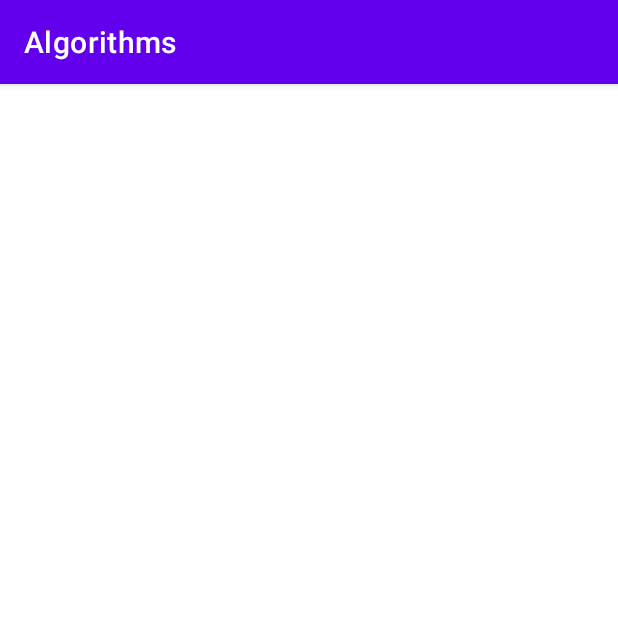
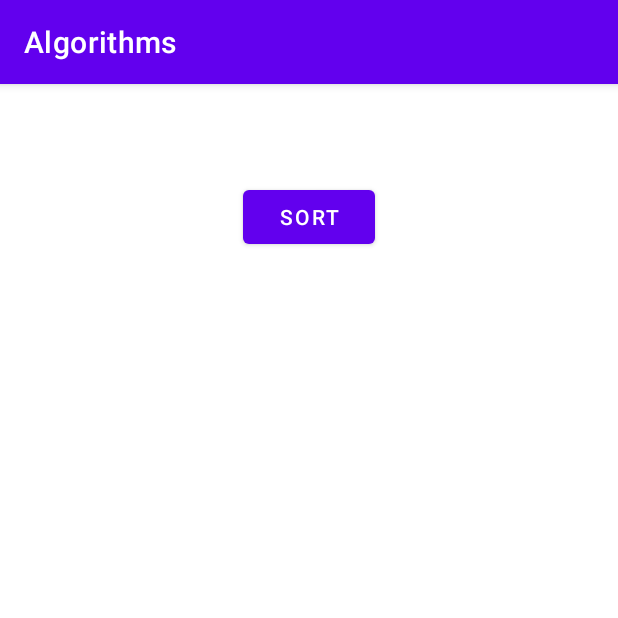
Before and after one commit to kaszabimre/intro-algorithms, an Android app: the DetailsFragment screen opened through its navigation route, on a phone screen of 412 x 824 dp, the top half of it. Run offline under Robolectric (Android 15) with nearby library versions, the phone set to English and light mode, and no system bars; our stand-ins replace Dagger/Hilt's generated code, data binding; 2 statements that could not run were skipped.

Commit message:
feat: implement algorithms services

```diff
--- /dev/null
+++ b/app/src/main/java/io/imrekaszab/algorithms/data/model/AlgorithmHolder.kt
@@ -0,0 +1,24 @@
+package io.imrekaszab.algorithms.data.model
+
+import kotlinx.coroutines.flow.MutableStateFlow
+import kotlinx.coroutines.flow.transform
+import javax.inject.Inject
+import javax.inject.Singleton
+
+@Singleton
+class AlgorithmHolder @Inject internal constructor() {
+
+    private val stateFlow = MutableStateFlow<Algorithm?>(null)
+
+    fun setItem(item: Algorithm) {
+        stateFlow.tryEmit(item)
+    }
+
+    fun getItemFlow() = stateFlow.transform { value ->
+        if (value != null) {
+            emit(value)
+        }
+    }
+
+    fun getItem() = stateFlow.value
+}
--- a/app/src/main/java/io/imrekaszab/algorithms/data/model/BubbleSort.kt
+++ b/app/src/main/java/io/imrekaszab/algorithms/data/model/BubbleSort.kt
@@ -2,10 +2,20 @@ package io.imrekaszab.algorithms.data.model
 
 import androidx.annotation.StringRes
 import io.imrekaszab.algorithms.R
+import kotlinx.coroutines.flow.MutableStateFlow
 
-class BubbleSort : SortAlgorithm() {
-    override val type = AlgorithmType.SORT
+class BubbleSort(array: IntArray) : SortAlgorithm(array) {
+    @StringRes
+    override val titleResId = R.string.algorithm_list_item_bubble
 
-    @get:StringRes
-    override val titleResId = R.string.algorithm_list_item_bubble
+    override suspend fun sort(outputFlow: MutableStateFlow<String>) {
+        for (lastUnsortedIndex in intArray.size - 1 downTo 1) {
+            for (i in 0 until lastUnsortedIndex) {
+                if (intArray[i] > intArray[i + 1]) {
+                    swap(intArray, i, i + 1)
+                    printCurrentState(outputFlow)
+                }
+            }
+        }
+    }
 }
--- a/app/src/main/java/io/imrekaszab/algorithms/data/service/AlgorithmAction.kt
+++ b/app/src/main/java/io/imrekaszab/algorithms/data/service/AlgorithmAction.kt
@@ -4,5 +4,5 @@ import io.imrekaszab.algorithms.data.model.Algorithm
 
 interface AlgorithmAction {
     suspend fun select(algorithm: Algorithm)
-    suspend fun submit(algorithm: Algorithm)
+    suspend fun submit()
 }
--- a/app/src/main/java/io/imrekaszab/algorithms/data/service/AlgorithmServiceImpl.kt
+++ b/app/src/main/java/io/imrekaszab/algorithms/data/service/AlgorithmServiceImpl.kt
@@ -1,27 +1,39 @@
 package io.imrekaszab.algorithms.data.service
 
 import io.imrekaszab.algorithms.data.model.Algorithm
-import io.imrekaszab.algorithms.data.model.BubbleSort
+import io.imrekaszab.algorithms.data.model.AlgorithmHolder
+import io.imrekaszab.algorithms.data.model.SortAlgorithm
 import io.imrekaszab.algorithms.utils.flowOf
 import kotlinx.coroutines.Dispatchers
-import kotlinx.coroutines.flow.emptyFlow
+import kotlinx.coroutines.flow.Flow
+import kotlinx.coroutines.flow.MutableStateFlow
 import kotlinx.coroutines.flow.flowOn
 import kotlinx.coroutines.withContext
 import javax.inject.Inject
+import javax.inject.Singleton
 
-class AlgorithmServiceImpl @Inject constructor() : AlgorithmStore, AlgorithmAction {
-    // TODO
-    override fun getSelected() = emptyFlow<Algorithm>()
+@Singleton
+class AlgorithmServiceImpl @Inject constructor(
+    private val algorithmHolder: AlgorithmHolder,
+    private val mockAlgorithmFactory: MockAlgorithmFactory
+) : AlgorithmStore, AlgorithmAction {
+    private val outputStateFlow = MutableStateFlow("")
+    private val outputFlow: Flow<String> = outputStateFlow
 
-    // TODO
-    override fun getAlgorithmList() = flowOf { mutableListOf(BubbleSort())}
+    override fun getSelected() = algorithmHolder.getItemFlow()
+        .flowOn(Dispatchers.Default)
+
+    override fun getOutput(): Flow<String> = outputFlow
+
+    override fun getAlgorithmList() = flowOf { mockAlgorithmFactory.getAlgorithmList() }
         .flowOn(Dispatchers.Default)
 
     override suspend fun select(algorithm: Algorithm) = withContext(Dispatchers.Default) {
-        // TODO
+        algorithmHolder.setItem(algorithm)
     }
 
-    override suspend fun submit(algorithm: Algorithm) = withContext(Dispatchers.Default) {
-        // TODO
+    override suspend fun submit() = withContext(Dispatchers.Default) {
+        val algorithm = algorithmHolder.getItem()
+        (algorithm as SortAlgorithm).sort(outputStateFlow)
     }
 }
--- a/app/src/main/java/io/imrekaszab/algorithms/data/service/AlgorithmStore.kt
+++ b/app/src/main/java/io/imrekaszab/algorithms/data/service/AlgorithmStore.kt
@@ -5,5 +5,6 @@ import kotlinx.coroutines.flow.Flow
 
 interface AlgorithmStore {
     fun getSelected(): Flow<Algorithm>
+    fun getOutput(): Flow<String>
     fun getAlgorithmList(): Flow<List<Algorithm>>
 }
--- a/app/src/main/java/io/imrekaszab/algorithms/ui/DetailsFragment.kt
+++ b/app/src/main/java/io/imrekaszab/algorithms/ui/DetailsFragment.kt
@@ -12,8 +12,9 @@ import io.imrekaszab.algorithms.R
 import io.imrekaszab.algorithms.databinding.FragmentDetailsBinding
 import io.imrekaszab.algorithms.viewmodel.DetailsViewModel
 
+
 @AndroidEntryPoint
-class DetailsFragment : Fragment(R.layout.fragment_main) {
+class DetailsFragment : Fragment(R.layout.fragment_details) {
 
     private val detailsViewModel by viewModels<DetailsViewModel>()
 
@@ -27,4 +28,12 @@ class DetailsFragment : Fragment(R.layout.fragment_main) {
 
         return binding.root
     }
+
+    override fun onViewCreated(view: View, savedInstanceState: Bundle?) {
+        super.onViewCreated(view, savedInstanceState)
+
+        binding.detailsSortButton.setOnClickListener {
+            detailsViewModel.submit()
+        }
+    }
 }
--- a/app/src/main/java/io/imrekaszab/algorithms/viewmodel/DetailsViewModel.kt
+++ b/app/src/main/java/io/imrekaszab/algorithms/viewmodel/DetailsViewModel.kt
@@ -5,15 +5,26 @@ import androidx.lifecycle.asLiveData
 import dagger.hilt.android.lifecycle.HiltViewModel
 import io.imrekaszab.algorithms.data.service.AlgorithmAction
 import io.imrekaszab.algorithms.data.service.AlgorithmStore
+import io.imrekaszab.algorithms.utils.launchOnDefault
+import kotlinx.coroutines.CoroutineScope
 import kotlinx.coroutines.Dispatchers
 import javax.inject.Inject
 
 @HiltViewModel
 class DetailsViewModel @Inject constructor(
     algorithmStore: AlgorithmStore,
-    algorithmAction: AlgorithmAction
+    private val algorithmAction: AlgorithmAction
 ) : ViewModel() {
 
     val algorithm = algorithmStore.getSelected()
         .asLiveData(Dispatchers.Default)
+
+    val output = algorithmStore.getOutput()
+        .asLiveData(Dispatchers.Default)
+
+    fun submit() {
+        CoroutineScope(Dispatchers.Default).launchOnDefault {
+            algorithmAction.submit()
+        }
+    }
 }
--- a/app/src/main/res/layout/fragment_details.xml
+++ b/app/src/main/res/layout/fragment_details.xml
@@ -1,5 +1,6 @@
 <?xml version="1.0" encoding="utf-8"?>
-<layout xmlns:android="http://schemas.android.com/apk/res/android">
+<layout xmlns:android="http://schemas.android.com/apk/res/android"
+        xmlns:bind="http://schemas.android.com/apk/res-auto">
 
     <data>
 
@@ -8,8 +9,39 @@
             type="io.imrekaszab.algorithms.viewmodel.DetailsViewModel" />
     </data>
 
-    <FrameLayout
+    <ScrollView
         android:layout_width="match_parent"
-        android:layout_height="match_parent" />
+        android:layout_height="match_parent">
+
+        <LinearLayout
+            android:layout_width="match_parent"
+            android:layout_height="wrap_content"
+            android:gravity="center_horizontal"
+            android:orientation="vertical">
+
+            <TextView
+                android:id="@+id/detailsTitle"
+                android:layout_width="wrap_content"
+                android:layout_height="wrap_content"
+                android:layout_margin="@dimen/margin_default"
+                android:textSize="18sp"
+                bind:title="@{vm.algorithm}" />
+
+            <Button
+                android:id="@+id/detailsSortButton"
+                android:layout_width="wrap_content"
+                android:layout_height="wrap_content"
+                android:layout_margin="@dimen/margin_tiny"
+                android:text="@string/details_sort_button_text" />
+
+            <TextView
+                android:id="@+id/detailsOutput"
+                android:layout_width="match_parent"
+                android:layout_height="wrap_content"
+                android:layout_margin="@dimen/margin_default"
+                android:gravity="center_horizontal"
+                android:text="@{vm.output}" />
+        </LinearLayout>
+    </ScrollView>
 
 </layout>
--- a/app/src/main/res/values/strings.xml
+++ b/app/src/main/res/values/strings.xml
@@ -7,4 +7,5 @@
     <string name="algorithm_list_section_item_search">Search algorithms</string>
 
     <string name="algorithm_list_item_bubble">Bubble sort</string>
+    <string name="details_sort_button_text">SORT</string>
 </resources>
```
Also changed, not shown: app/src/main/java/io/imrekaszab/algorithms/data/model/SortAlgorithm.kt (+28 -1 lines), app/src/main/java/io/imrekaszab/algorithms/data/service/MockAlgorithmFactory.kt (added, +17 -0 lines), app/src/main/java/io/imrekaszab/algorithms/di/ServiceComponent.kt (+10 -0 lines).
